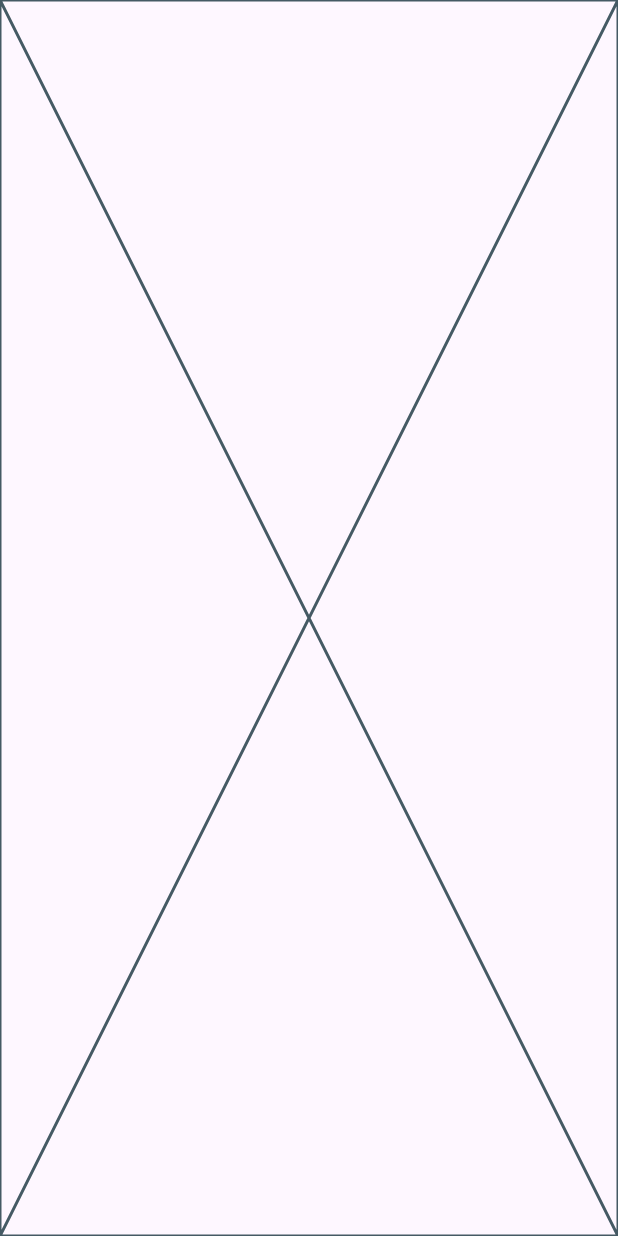
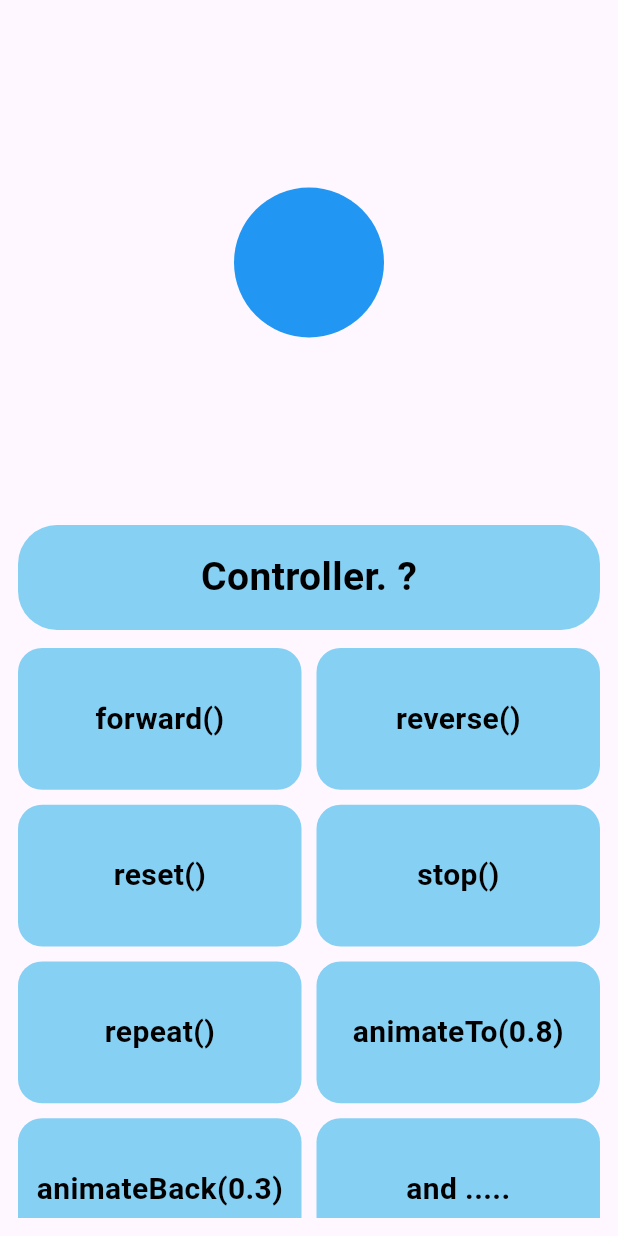
Before and after one commit to AminNavab/Flutter_Animation_guide, a Flutter app: the Animationcontroller screen opened directly, on a phone screen of 412 x 824 dp. Run offline on Flutter 3.47's test engine with Material 3 defaults, Android fonts, the light colour scheme and no system bars.

Commit message:
add work with animation Controller part 2

```diff
--- a/lib/Animations/ExplicitAnimations/01_animationController.dart
+++ b/lib/Animations/ExplicitAnimations/01_animationController.dart
@@ -1,3 +1,4 @@
+import 'package:animations/Model/models.dart';
 import 'package:flutter/material.dart';
 
 class Animationcontroller extends StatefulWidget {
@@ -56,6 +57,92 @@ class _AnimationcontrollerState extends State<Animationcontroller>
   bool status = true;
   @override
   Widget build(BuildContext context) {
-    return const Placeholder();
+    return Scaffold(
+      body: Center(
+        child: Column(
+          children: [
+            SizedBox(
+              height: 350,
+              child: Center(
+                child: AnimatedBuilder(
+                  animation: _animationController,
+                  builder: (context, child) {
+                    final size = 100 + (_animationController.value * 120);
+                    return Container(
+                      height: size,
+                      width: size,
+                      decoration: BoxDecoration(
+                        shape: BoxShape.circle,
+                        color: Colors.blue,
+                      ),
+                    );
+                  },
+                ),
+              ),
+            ),
+            Padding(
+              padding: const EdgeInsets.only(left: 12, right: 12, bottom: 12),
+              child: Container(
+                height: 70,
+                decoration: BoxDecoration(
+                  borderRadius: BorderRadius.circular(26),
+                  color: const Color.fromARGB(255, 134, 208, 243),
+                ),
+                child: Center(
+                  child: Text(
+                    "Controller. ?",
+                    style: TextStyle(
+                      color: Colors.black,
+                      fontSize: 26,
+                      fontWeight: FontWeight.bold,
+                    ),
+                  ),
+                ),
+              ),
+            ),
+
+            Expanded(
+              child: Padding(
+                padding: const EdgeInsets.only(left: 12, right: 12, bottom: 12),
+                child: GridView.builder(
+                  gridDelegate: SliverGridDelegateWithFixedCrossAxisCount(
+                    crossAxisCount: 2,
+                    crossAxisSpacing: 10,
+                    mainAxisSpacing: 10,
+                    childAspectRatio: 2,
+                  ),
+                  itemCount: controllerActions.length,
+
+                  itemBuilder: (context, index) {
+                    return Container(
+                      decoration: BoxDecoration(
+                        borderRadius: BorderRadius.circular(16),
+                        color: const Color.fromARGB(255, 134, 208, 243),
+                      ),
+                      child: GestureDetector(
+                        onTap: () {
+                          controllerAction(index);
+                        },
+                        child: Center(
+                          child: Text(
+                            controllerActions[index],
+                            style: TextStyle(
+                              color: Colors.black,
+                              fontSize: 20,
+                              fontWeight: FontWeight.bold,
+                            ),
+                          ),
+                        ),
+                      ),
+                    );
+                  },
+                ),
+              ),
+            ),
+          ],
+        ),
+      ),
+    );
+    ;
   }
 }
--- a/lib/main.dart
+++ b/lib/main.dart
@@ -1,3 +1,4 @@
+import 'package:animations/Animations/ExplicitAnimations/01_animationController.dart';
 import 'package:animations/View/main_screan.dart';
 import 'package:flutter/material.dart';
 
@@ -31,7 +32,7 @@ class MyApp extends StatelessWidget {
           ),
         ),
       ),
-      home: Mainscrean(),
+      home: Animationcontroller(),
     );
   }
 }
```
